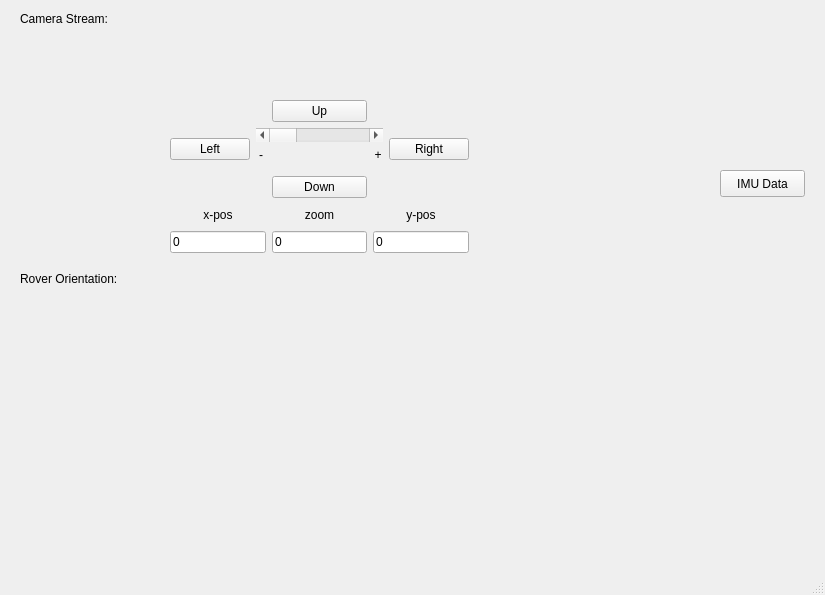
Above: Software/Workspace/src/rqt_mypkg/resource/RoverUI_main.ui from rahulraw/Mars-Rover before the change. Below: the same form after it.
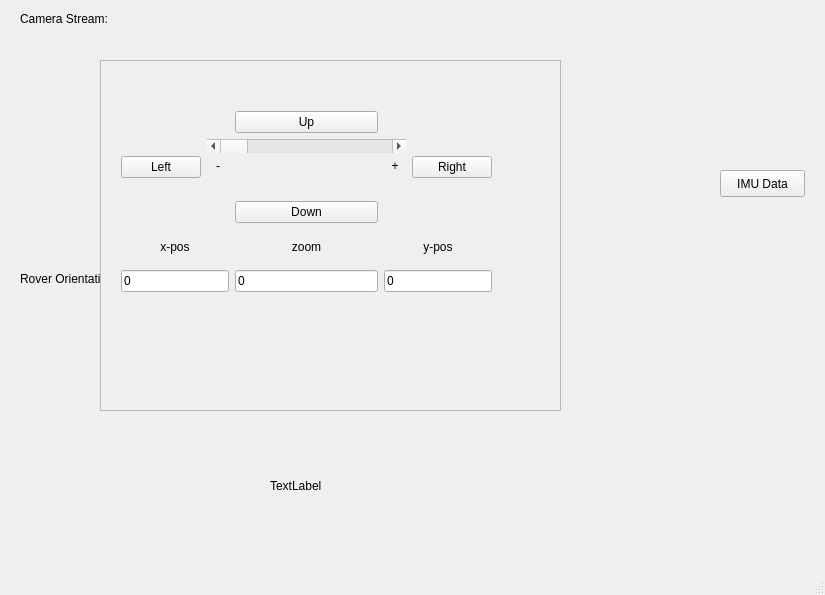
That is the form after the change.

```diff
--- a/Software/Workspace/src/rqt_mypkg/resource/RoverUI_main.ui
+++ b/Software/Workspace/src/rqt_mypkg/resource/RoverUI_main.ui
@@ -53,13 +53,34 @@
      <string>Rover Orientation:</string>
     </property>
    </widget>
+   <widget class="QScrollArea" name="scrollArea">
+    <property name="geometry">
+     <rect>
+      <x>100</x>
+      <y>60</y>
+      <width>461</width>
+      <height>351</height>
+     </rect>
+    </property>
+    <property name="widgetResizable">
+     <bool>true</bool>
+    </property>
+    <widget class="QWidget" name="scrollAreaWidgetContents">
+     <property name="geometry">
+      <rect>
+       <x>0</x>
+       <y>0</y>
+       <width>459</width>
+       <height>349</height>
+      </rect>
+     </property>
    <widget class="QWidget" name="horizontalLayoutWidget">
     <property name="geometry">
      <rect>
-      <x>170</x>
-      <y>100</y>
-      <width>299</width>
-      <height>153</height>
+        <x>20</x>
+        <y>50</y>
+        <width>371</width>
+        <height>181</height>
      </rect>
     </property>
     <layout class="QHBoxLayout" name="horizontalLayout">
@@ -174,6 +195,24 @@
       </layout>
      </item>
     </layout>
+     </widget>
+     <zorder></zorder>
+     <zorder>horizontalLayoutWidget</zorder>
+     <zorder></zorder>
+    </widget>
+   </widget>
+   <widget class="QLabel" name="label">
+    <property name="geometry">
+     <rect>
+      <x>270</x>
+      <y>460</y>
+      <width>71</width>
+      <height>51</height>
+     </rect>
+    </property>
+    <property name="text">
+     <string>TextLabel</string>
+    </property>
    </widget>
   </widget>
   <widget class="QMenuBar" name="menubar">
```
Left out of the diff: 66 changed lines with no effect on the pictures. Lines whose indentation alone changed are shown as unchanged.
